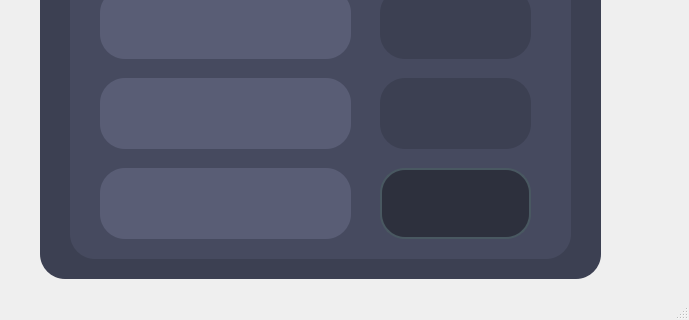
Old version of the form ui/settings.ui in the repository Fluorite-Apps/Fluorite-Browser; both pictures show x 0 to 689 and y 272 to 592 of the 689 by 592 pixel window.
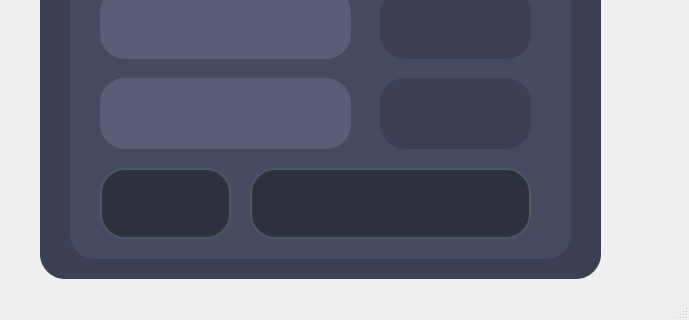
New version of the form.

Commit message: Working settings for turning cookies on and off

```diff
--- a/ui/settings.ui
+++ b/ui/settings.ui
@@ -58,9 +58,9 @@
     <widget class="QFrame" name="button_frame_1">
      <property name="geometry">
       <rect>
-       <x>360</x>
+       <x>230</x>
        <y>410</y>
-       <width>151</width>
+       <width>281</width>
        <height>71</height>
       </rect>
      </property>
@@ -178,28 +178,6 @@
       <string/>
      </property>
     </widget>
-    <widget class="QLabel" name="label_38">
-     <property name="geometry">
-      <rect>
-       <x>80</x>
-       <y>410</y>
-       <width>251</width>
-       <height>71</height>
-      </rect>
-     </property>
-     <property name="styleSheet">
-      <string notr="true">QLabel {
-			background-color: #595D75;
-			padding: 12px;
-			border-radius: 25px;
-			border-bottom: 30px shadow;
-			color: gray;
-        }</string>
-     </property>
-     <property name="text">
-      <string/>
-     </property>
-    </widget>
     <widget class="QLabel" name="label_8">
      <property name="geometry">
       <rect>
@@ -542,9 +520,9 @@
     <widget class="QLabel" name="label_43">
      <property name="geometry">
       <rect>
-       <x>360</x>
+       <x>230</x>
        <y>410</y>
-       <width>151</width>
+       <width>281</width>
        <height>71</height>
       </rect>
      </property>
@@ -560,13 +538,92 @@
       <string/>
      </property>
     </widget>
+    <widget class="QLabel" name="label_44">
+     <property name="geometry">
+      <rect>
+       <x>80</x>
+       <y>410</y>
+       <width>131</width>
+       <height>71</height>
+      </rect>
+     </property>
+     <property name="styleSheet">
+      <string notr="true">QLabel {
+			background-color: rgb(45, 48, 61);
+			padding: 12px;
+			border-radius: 25px;
+			border: 2px solid rgb(73, 88, 97);
+        }</string>
+     </property>
+     <property name="text">
+      <string/>
+     </property>
+    </widget>
+    <widget class="QFrame" name="button_frame_2">
+     <property name="geometry">
+      <rect>
+       <x>80</x>
+       <y>410</y>
+       <width>131</width>
+       <height>71</height>
+      </rect>
+     </property>
+     <property name="cursor">
+      <cursorShape>PointingHandCursor</cursorShape>
+     </property>
+     <property name="styleSheet">
+      <string notr="true">QPushButton{
+	padding: 12px;
+	border-radius: 25px;
+	border-bottom: 30px shadow;
+}
+QPushButton:pressed:hover{
+	background-color: rgb(46, 49, 63);
+	padding: 12px;
+	border-radius: 25px;
+	border-bottom: 30px shadow;
+}
+
+QPushButton:hover {
+	background-color: rgb(60, 64, 82);
+	padding: 12px;
+	border-radius: 25px;
+	border-bottom: 30px shadow;
+}</string>
+     </property>
+     <property name="frameShape">
+      <enum>QFrame::NoFrame</enum>
+     </property>
+     <property name="frameShadow">
+      <enum>QFrame::Raised</enum>
+     </property>
+     <property name="lineWidth">
+      <number>0</number>
+     </property>
+     <layout class="QHBoxLayout" name="settings_back_button_layout">
+      <property name="spacing">
+       <number>0</number>
+      </property>
+      <property name="leftMargin">
+       <number>0</number>
+      </property>
+      <property name="topMargin">
+       <number>0</number>
+      </property>
+      <property name="rightMargin">
+       <number>0</number>
+      </property>
+      <property name="bottomMargin">
+       <number>0</number>
+      </property>
+     </layout>
+    </widget>
     <zorder>label_28</zorder>
     <zorder>label_29</zorder>
     <zorder>label_43</zorder>
     <zorder>label_30</zorder>
     <zorder>button_frame_1</zorder>
     <zorder>label_40</zorder>
-    <zorder>label_38</zorder>
     <zorder>label_8</zorder>
     <zorder>label_41</zorder>
     <zorder>toggle_frame_3</zorder>
@@ -576,6 +633,8 @@
     <zorder>label_36</zorder>
     <zorder>label_35</zorder>
     <zorder>label_42</zorder>
+    <zorder>label_44</zorder>
+    <zorder>button_frame_2</zorder>
    </widget>
   </widget>
   <widget class="QStatusBar" name="statusbar"/>
```
The commit also changes 2 other files.
